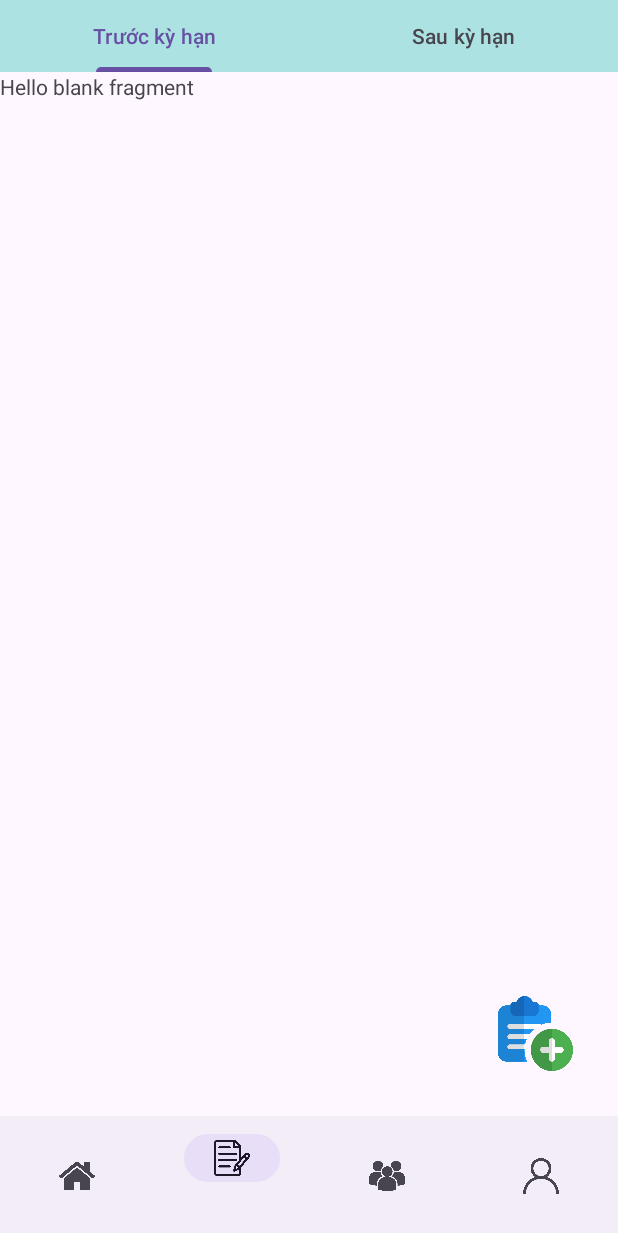
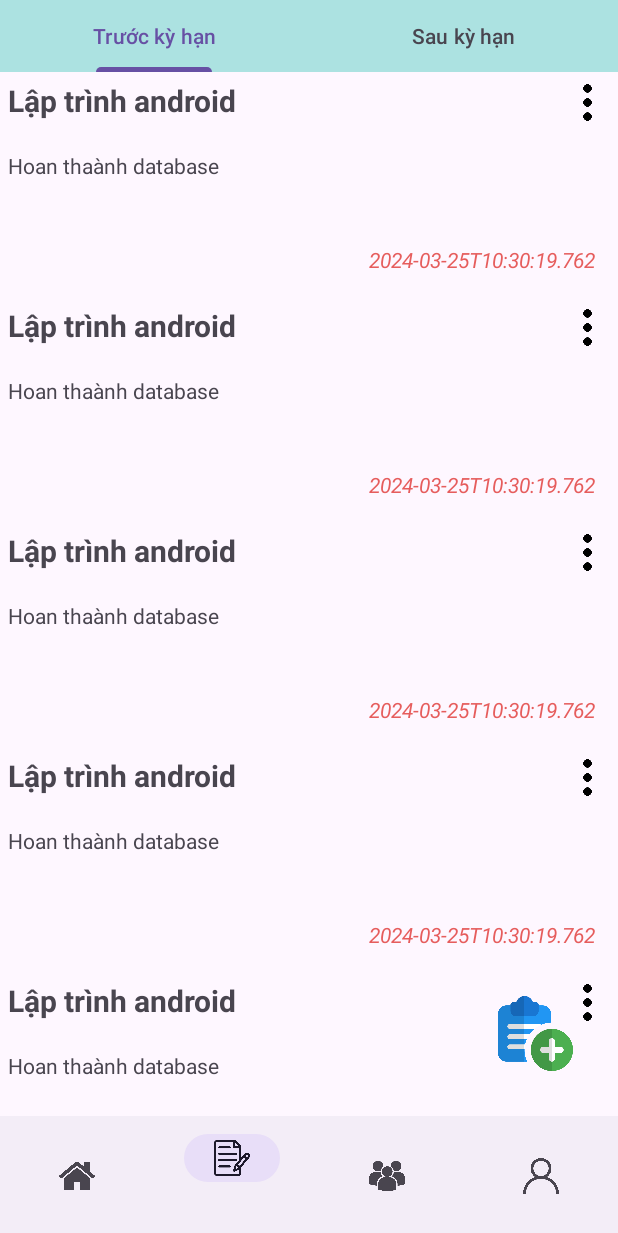
Before and after one commit to LamS1mple/Workflow-Management-ANDROID, an Android app: the fragment AfterTheDeadline placed in its activity, item 2 of the bottom bar chosen, on a phone screen of 412 x 824 dp. Shown: the top 1233 px of the screen. Run offline under Robolectric (Android 15) with nearby library versions, the phone set to English and light mode, and no system bars.

Commit message:
finish work fragment

```diff
--- a/app/build.gradle.kts
+++ b/app/build.gradle.kts
@@ -26,6 +26,10 @@ android {
         sourceCompatibility = JavaVersion.VERSION_1_8
         targetCompatibility = JavaVersion.VERSION_1_8
     }
+    buildFeatures {
+        viewBinding = true
+    }
+
 }
 
 dependencies {
--- a/app/src/main/AndroidManifest.xml
+++ b/app/src/main/AndroidManifest.xml
@@ -13,6 +13,9 @@
         android:theme="@style/Base.Theme.WorkflowManagementAndroid"
         tools:targetApi="31">
         <activity
+            android:name=".AddTimelineActivity"
+            android:exported="false" />
+        <activity
             android:name=".GroupActivity"
             android:exported="false" />
         <activity
@@ -20,7 +23,7 @@
             android:exported="false" />
         <activity
             android:name=".MainActivity2"
-            android:exported="false"/>
+            android:exported="false" />
         <activity
             android:name=".MainActivity"
             android:exported="true">
--- a/app/src/main/java/com/example/workflowmanagementandroid/Adapter/ListGroupAdapter.java
+++ b/app/src/main/java/com/example/workflowmanagementandroid/Adapter/ListGroupAdapter.java
@@ -36,6 +36,8 @@ public class ListGroupAdapter extends RecyclerView.Adapter<ListGroupAdapter.View
 
     public void setGroupList(List<Group> groupList) {
         this.groupList = groupList;
+        notifyDataSetChanged();
+
     }
 
     @NonNull
--- a/app/src/main/java/com/example/workflowmanagementandroid/Adapter/ListNoticeAdapter.java
+++ b/app/src/main/java/com/example/workflowmanagementandroid/Adapter/ListNoticeAdapter.java
@@ -25,6 +25,7 @@ public class ListNoticeAdapter extends RecyclerView.Adapter<ListNoticeAdapter.Vi
 
     public void setList(List<Notification> list) {
         this.list = list;
+        notifyDataSetChanged();
     }
 
     @NonNull
--- /dev/null
+++ b/app/src/main/java/com/example/workflowmanagementandroid/Adapter/ListWorkAdapter.java
@@ -0,0 +1,79 @@
+package com.example.workflowmanagementandroid.Adapter;
+
+import android.view.LayoutInflater;
+import android.view.View;
+import android.view.ViewGroup;
+import android.widget.ImageView;
+import android.widget.PopupMenu;
+import android.widget.TextView;
+import android.widget.Toast;
+
+import androidx.annotation.NonNull;
+import androidx.recyclerview.widget.RecyclerView;
+
+import com.example.workflowmanagementandroid.Model.Work;
+import com.example.workflowmanagementandroid.R;
+
+import java.util.List;
+
+public class ListWorkAdapter extends RecyclerView.Adapter<ListWorkAdapter.ViewHolder> {
+
+    private List<Work> listWork;
+
+    public void setListWork(List<Work> listWork) {
+        this.listWork = listWork;
+        notifyDataSetChanged();
+    }
+
+    @NonNull
+    @Override
+    public ViewHolder onCreateViewHolder(@NonNull ViewGroup parent, int viewType) {
+        View view = LayoutInflater.from(parent.getContext()).inflate(R.layout.item_work, parent, false);
+        return new ViewHolder(view);
+    }
+
+    @Override
+    public void onBindViewHolder(@NonNull ViewHolder holder, int position) {
+        holder.nameGroup.setText(listWork.get(position).getGroup().getNameGroup());
+        holder.titleWork.setText(listWork.get(position).getNameWork());
+        holder.timeWork.setText(listWork.get(position).getDateTimeWork().toString());
+
+        holder.editWork.setOnClickListener((view) ->{
+            createdMenu(view);
+        });
+
+    }
+
+    private void createdMenu(View view) {
+        PopupMenu popupMenu = new PopupMenu(view.getContext(), view);
+        popupMenu.getMenuInflater().inflate(R.menu.menu_work, popupMenu.getMenu());
+        popupMenu.setOnMenuItemClickListener((menuItem) ->{
+            Toast.makeText(view.getContext(), menuItem.getItemId() + "", Toast.LENGTH_SHORT).show();
+            return true;
+        });
+        popupMenu.show();
+    }
+
+    @Override
+    public int getItemCount() {
+        return listWork.size();
+    }
+
+    public class ViewHolder extends RecyclerView.ViewHolder {
+        private TextView nameGroup;
+        private TextView titleWork;
+        private TextView timeWork;
+        private ImageView editWork;
+
+        public ViewHolder(@NonNull View itemView) {
+            super(itemView);
+
+            nameGroup = itemView.findViewById(R.id.name_group);
+            titleWork = itemView.findViewById(R.id.title_work);
+            timeWork = itemView.findViewById(R.id.time_work);
+            editWork = itemView.findViewById(R.id.edit_work);
+        }
+
+
+    }
+}
--- a/app/src/main/java/com/example/workflowmanagementandroid/Fragment/AfterTheDeadline.java
+++ b/app/src/main/java/com/example/workflowmanagementandroid/Fragment/AfterTheDeadline.java
@@ -2,13 +2,25 @@ package com.example.workflowmanagementandroid.Fragment;
 
 import android.os.Bundle;
 
+import androidx.annotation.NonNull;
+import androidx.annotation.Nullable;
 import androidx.fragment.app.Fragment;
+import androidx.recyclerview.widget.LinearLayoutManager;
+import androidx.recyclerview.widget.RecyclerView;
 
 import android.view.LayoutInflater;
 import android.view.View;
 import android.view.ViewGroup;
 
+import com.example.workflowmanagementandroid.Adapter.ListWorkAdapter;
+import com.example.workflowmanagementandroid.Model.Group;
+import com.example.workflowmanagementandroid.Model.User;
+import com.example.workflowmanagementandroid.Model.Work;
 import com.example.workflowmanagementandroid.R;
+
+import java.time.LocalDateTime;
+import java.util.ArrayList;
+import java.util.List;
 
 /**
  * A simple {@link Fragment} subclass.
@@ -48,6 +60,11 @@ public class AfterTheDeadline extends Fragment {
         return fragment;
     }
 
+    private ListWorkAdapter listWorkAdapter;
+    private RecyclerView recyclerView;
+
+    private List<Work> workList;
+
     @Override
     public void onCreate(Bundle savedInstanceState) {
         super.onCreate(savedInstanceState);
@@ -63,4 +80,26 @@ public class AfterTheDeadline extends Fragment {
         // Inflate the layout for this fragment
         return inflater.inflate(R.layout.fragment_after_the_deadline, container, false);
     }
+
+    @Override
+    public void onViewCreated(@NonNull View view, @Nullable Bundle savedInstanceState) {
+        super.onViewCreated(view, savedInstanceState);
+
+        findId(view);
+    }
+
+    private void findId(View view) {
+        recyclerView = view.findViewById(R.id.recycler_schedule);
+        listWorkAdapter = new ListWorkAdapter();
+        workList = new ArrayList<>();
+        workList.add(new Work("Hoan thaành database", LocalDateTime.now() , new Group("Lập trình android", "1234",
+                new User(R.drawable.user,"Lã Ngọc Hiếu"), R.drawable.test_img_group)));
+
+        listWorkAdapter.setListWork(workList);
+        LinearLayoutManager linearLayoutManager = new LinearLayoutManager(getContext());
+        linearLayoutManager.setOrientation(LinearLayoutManager.VERTICAL);
+        recyclerView.setLayoutManager(linearLayoutManager);
+        recyclerView.setAdapter(listWorkAdapter);
+
+    }
 }
--- a/app/src/main/java/com/example/workflowmanagementandroid/Fragment/AheadOfScheduleFragment.java
+++ b/app/src/main/java/com/example/workflowmanagementandroid/Fragment/AheadOfScheduleFragment.java
@@ -2,13 +2,25 @@ package com.example.workflowmanagementandroid.Fragment;
 
 import android.os.Bundle;
 
+import androidx.annotation.NonNull;
+import androidx.annotation.Nullable;
 import androidx.fragment.app.Fragment;
+import androidx.recyclerview.widget.LinearLayoutManager;
+import androidx.recyclerview.widget.RecyclerView;
 
 import android.view.LayoutInflater;
 import android.view.View;
 import android.view.ViewGroup;
 
+import com.example.workflowmanagementandroid.Adapter.ListWorkAdapter;
+import com.example.workflowmanagementandroid.Model.Group;
+import com.example.workflowmanagementandroid.Model.User;
+import com.example.workflowmanagementandroid.Model.Work;
 import com.example.workflowmanagementandroid.R;
+
+import java.time.LocalDateTime;
+import java.util.ArrayList;
+import java.util.List;
 
 /**
  * A simple {@link Fragment} subclass.
@@ -36,17 +48,23 @@ public class AheadOfScheduleFragment extends Fragment {
      *
      * @param param1 Parameter 1.
      * @param param2 Parameter 2.
-     * @return A new instance of fragment AheadOfScheduleFragment.
+     * @return A new instance of fragment AfterTheDeadline.
      */
     // TODO: Rename and change types and number of parameters
-    public static AheadOfScheduleFragment newInstance(String param1, String param2) {
-        AheadOfScheduleFragment fragment = new AheadOfScheduleFragment();
+    public static AfterTheDeadline newInstance(String param1, String param2) {
+        AfterTheDeadline fragment = new AfterTheDeadline();
         Bundle args = new Bundle();
         args.putString(ARG_PARAM1, param1);
         args.putString(ARG_PARAM2, param2);
         fragment.setArguments(args);
         return fragment;
     }
+
+    private ListWorkAdapter listWorkAdapter;
+    private RecyclerView recyclerView;
+
+    private List<Work> workList;
+    private  WorkFragment workFragment;
 
     @Override
     public void onCreate(Bundle savedInstanceState) {
@@ -63,4 +81,55 @@ public class AheadOfScheduleFragment extends Fragment {
         // Inflate the layout for this fragment
         return inflater.inflate(R.layout.fragment_ahead_of_schedule, container, false);
     }
+
+    @Override
+    public void onViewCreated(@NonNull View view, @Nullable Bundle savedInstanceState) {
+        super.onViewCreated(view, savedInstanceState);
+
+        findId(view);
+    }
+
+    private void findId(View view) {
+        workFragment = (WorkFragment) getParentFragment();
+
+        recyclerView = view.findViewById(R.id.recycler_schedule);
+        listWorkAdapter = new ListWorkAdapter();
+        workList = new ArrayList<>();
+
+        workList.add(new Work("Hoan thaành database", LocalDateTime.now() , new Group("Lập trình android", "1234",
+                new User(R.drawable.user,"Lã Ngọc Hiếu"), R.drawable.test_img_group)));
+        workList.add(new Work("Hoan thaành database", LocalDateTime.now() , new Group("Lập trình android", "1234",
+                new User(R.drawable.user,"Lã Ngọc Hiếu"), R.drawable.test_img_group)));
+        workList.add(new Work("Hoan thaành database", LocalDateTime.now() , new Group("Lập trình android", "1234",
+                new User(R.drawable.user,"Lã Ngọc Hiếu"), R.drawable.test_img_group)));
+        workList.add(new Work("Hoan thaành database", LocalDateTime.now() , new Group("Lập trình android", "1234",
+                new User(R.drawable.user,"Lã Ngọc Hiếu"), R.drawable.test_img_group)));
+        workList.add(new Work("Hoan thaành database", LocalDateTime.now() , new Group("Lập trình android", "1234",
+                new User(R.drawable.user,"Lã Ngọc Hiếu"), R.drawable.test_img_group)));
+        workList.add(new Work("Hoan thaành database", LocalDateTime.now() , new Group("Lập trình android", "1234",
+                new User(R.drawable.user,"Lã Ngọc Hiếu"), R.drawable.test_img_group)));
+        workList.add(new Work("Hoan thaành database", LocalDateTime.now() , new Group("Lập trình android", "1234",
+                new User(R.drawable.user,"Lã Ngọc Hiếu"), R.drawable.test_img_group)));
+
+        listWorkAdapter.setListWork(workList);
+        LinearLayoutManager linearLayoutManager = new LinearLayoutManager(getContext());
+        linearLayoutManager.setOrientation(LinearLayoutManager.VERTICAL);
+        recyclerView.setLayoutManager(linearLayoutManager);
+        recyclerView.setAdapter(listWorkAdapter);
+
+        recyclerView.addOnScrollListener(new RecyclerView.OnScrollListener() {
+            @Override
+            public void onScrolled(@NonNull RecyclerView recyclerView, int dx, int dy) {
+                super.onScrolled(recyclerView, dx, dy);
+                if (dy > 0){
+                    workFragment.hideAddButton(false);
+                }else{
+                    workFragment.hideAddButton(true);
+                }
+            }
+        });
+
+
+
+    }
 }
--- a/app/src/main/java/com/example/workflowmanagementandroid/Fragment/WorkFragment.java
+++ b/app/src/main/java/com/example/workflowmanagementandroid/Fragment/WorkFragment.java
@@ -1,7 +1,12 @@
 package com.example.workflowmanagementandroid.Fragment;
 
+import android.content.Intent;
 import android.os.Bundle;
 
+import androidx.activity.result.ActivityResult;
+import androidx.activity.result.ActivityResultCallback;
+import androidx.activity.result.ActivityResultLauncher;
+import androidx.activity.result.contract.ActivityResultContracts;
 import androidx.annotation.NonNull;
 import androidx.annotation.Nullable;
 import androidx.fragment.app.Fragment;
@@ -10,8 +15,10 @@ import androidx.viewpager2.widget.ViewPager2;
 import android.view.LayoutInflater;
 import android.view.View;
 import android.view.ViewGroup;
+import android.widget.ImageView;
 
 import com.example.workflowmanagementandroid.Adapter.WorkAdapter;
+import com.example.workflowmanagementandroid.AddTimelineActivity;
 import com.example.workflowmanagementandroid.R;
 import com.google.android.material.tabs.TabLayout;
 import com.google.android.material.tabs.TabLayoutMediator;
@@ -29,6 +36,16 @@ public class WorkFragment extends Fragment {
 
     private WorkAdapter workAdapter;
 
+    private ImageView btnAddWork;
+
+    private ActivityResultLauncher<Intent> mWork = registerForActivityResult(new ActivityResultContracts.StartActivityForResult(),
+            new ActivityResultCallback<ActivityResult>() {
+                @Override
+                public void onActivityResult(ActivityResult o) {
+
+                }
+            });
+
     @Override
     public View onCreateView(LayoutInflater inflater, ViewGroup container,
                              Bundle savedInstanceState) {
@@ -40,6 +57,11 @@ public class WorkFragment extends Fragment {
         super.onViewCreated(view, savedInstanceState);
 
         findId(view);
+
+        btnAddWork.setOnClickListener((v)->{
+            Intent intent = new Intent(getActivity(), AddTimelineActivity.class);
+            mWork.launch(intent);
+        });
     }
 
     private void findId(View view) {
@@ -48,6 +70,9 @@ public class WorkFragment extends Fragment {
         workAdapter = new WorkAdapter(this);
         viewPager2.setAdapter(workAdapter);
         viewPager2.setSaveEnabled(false);
+
+        btnAddWork = view.findViewById(R.id.add_work);
+
 
         new TabLayoutMediator(tabLayout, viewPager2, (tab , postion) ->{
             if (postion == 0){
@@ -59,5 +84,12 @@ public class WorkFragment extends Fragment {
         }).attach();
     }
 
+    public void hideAddButton(boolean result){
+        if (result){
+            btnAddWork.setVisibility(View.VISIBLE);
+        }else{
+            btnAddWork.setVisibility(View.INVISIBLE);
+        }
+    }
 
 }
--- a/app/src/main/java/com/example/workflowmanagementandroid/MainActivity2.java
+++ b/app/src/main/java/com/example/workflowmanagementandroid/MainActivity2.java
@@ -48,6 +48,7 @@ public class MainActivity2 extends AppCompatActivity {
 
     void replaceFragment(Fragment fragment){
        fragmentManager =  getSupportFragmentManager();
+
        fragmentManager.beginTransaction()
                .replace(R.id.replace_fragment, fragment)
                .commit();
--- /dev/null
+++ b/app/src/main/java/com/example/workflowmanagementandroid/Model/Work.java
@@ -0,0 +1,42 @@
+package com.example.workflowmanagementandroid.Model;
+
+import java.time.LocalDateTime;
+
+public class Work {
+
+    private String nameWork;
+    private LocalDateTime dateTimeWork;
+    private Group group;
+    public Work(){
+
+    }
+    public Work(String nameWork, LocalDateTime dateTimeWork, Group group) {
+        this.nameWork = nameWork;
+        this.dateTimeWork = dateTimeWork;
+        this.group = group;
+    }
+
+    public String getNameWork() {
+        return nameWork;
+    }
+
+    public void setNameWork(String nameWork) {
+        this.nameWork = nameWork;
+    }
+
+    public LocalDateTime getDateTimeWork() {
+        return dateTimeWork;
+    }
+
+    public void setDateTimeWork(LocalDateTime dateTimeWork) {
+        this.dateTimeWork = dateTimeWork;
+    }
+
+    public Group getGroup() {
+        return group;
+    }
+
+    public void setGroup(Group group) {
+        this.group = group;
+    }
+}
--- a/app/src/main/res/layout/fragment_ahead_of_schedule.xml
+++ b/app/src/main/res/layout/fragment_ahead_of_schedule.xml
@@ -6,9 +6,9 @@
     tools:context=".Fragment.AheadOfScheduleFragment">
 
     <!-- TODO: Update blank fragment layout -->
-    <TextView
+    <androidx.recyclerview.widget.RecyclerView
+        android:id="@+id/recycler_schedule"
         android:layout_width="match_parent"
-        android:layout_height="match_parent"
-        android:text="@string/hello_blank_fragment" />
+        android:layout_height="match_parent"/>
 
 </FrameLayout>
--- a/app/src/main/res/layout/fragment_work.xml
+++ b/app/src/main/res/layout/fragment_work.xml
@@ -25,6 +25,7 @@
         app:layout_constraintTop_toBottomOf="@+id/tabLayout" />
 
     <ImageView
+        android:id="@+id/add_work"
         android:src="@drawable/add_work"
         android:layout_width="50dp"
         android:layout_height="50dp"
--- a/app/src/main/res/layout/item_work.xml
+++ b/app/src/main/res/layout/item_work.xml
@@ -7,7 +7,7 @@
     android:layout_height="150dp">
 
     <ImageView
-        android:id="@+id/imageView"
+        android:id="@+id/edit_work"
         android:layout_width="30dp"
         android:layout_height="30dp"
         android:src="@drawable/dots"
@@ -21,28 +21,32 @@
         android:text="@string/app_name"
         android:textSize="20sp"
         android:textStyle="bold"
-        app:layout_constraintEnd_toStartOf="@+id/imageView"
+        app:layout_constraintEnd_toStartOf="@+id/edit_work"
         app:layout_constraintHorizontal_bias="0.0"
         app:layout_constraintStart_toStartOf="parent"
         app:layout_constraintTop_toTopOf="parent" />
 
     <TextView
 
-        android:id="@+id/content_work"
+        android:id="@+id/title_work"
         android:layout_width="wrap_content"
         android:layout_height="wrap_content"
+        android:layout_marginTop="20dp"
         android:text="Xây dụng database"
-        android:layout_marginTop="20dp"
         app:layout_constraintStart_toStartOf="parent"
         app:layout_constraintTop_toBottomOf="@+id/name_group" />
 
     <TextView
-        android:textStyle="italic"
-        android:textColor="@color/red"
+        android:id="@+id/time_work"
         android:layout_width="wrap_content"
         android:layout_height="wrap_content"
+        android:layout_margin="10dp"
+        android:layout_marginEnd="8dp"
         android:text="12:00 12/04/2020"
+        android:textColor="@color/red"
+        android:textStyle="italic"
         app:layout_constraintBottom_toBottomOf="parent"
         app:layout_constraintEnd_toEndOf="parent"
-        android:layout_margin="10dp"/>
+        app:layout_constraintTop_toBottomOf="@+id/content_work"
+        app:layout_constraintVertical_bias="1.0" />
 </androidx.constraintlayout.widget.ConstraintLayout>
--- /dev/null
+++ b/app/src/main/res/menu/menu_work.xml
@@ -0,0 +1,9 @@
+<?xml version="1.0" encoding="utf-8"?>
+<menu xmlns:android="http://schemas.android.com/apk/res/android">
+
+    <item android:id="@+id/update_time_signature"
+        android:title="@string/update_time_signature"/>
+
+
+
+</menu>
```
Also changed, not shown: app/src/main/java/com/example/workflowmanagementandroid/AddTimelineActivity.java (added, +74 -0 lines), app/src/main/res/drawable/soild_edit_text.xml (added, +10 -0 lines), app/src/main/res/layout/activity_add_timeline.xml (added, +152 -0 lines), app/src/main/res/layout/add_time_line_dialog.xml (added, +104 -0 lines), app/src/main/res/layout/fragment_after_the_deadline.xml (+3 -4 lines), app/src/main/res/values/strings.xml (+8 -0 lines).
